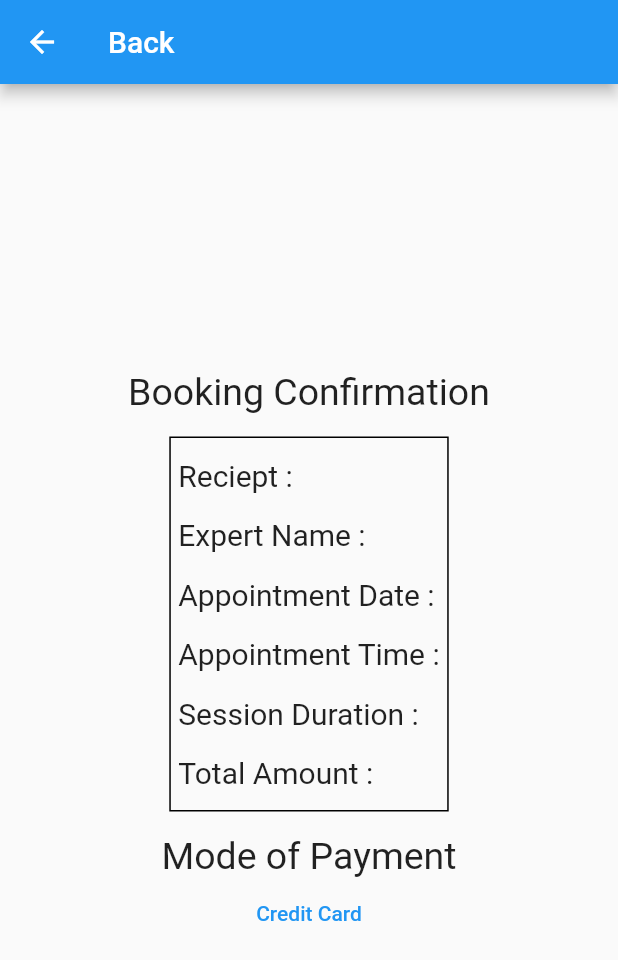
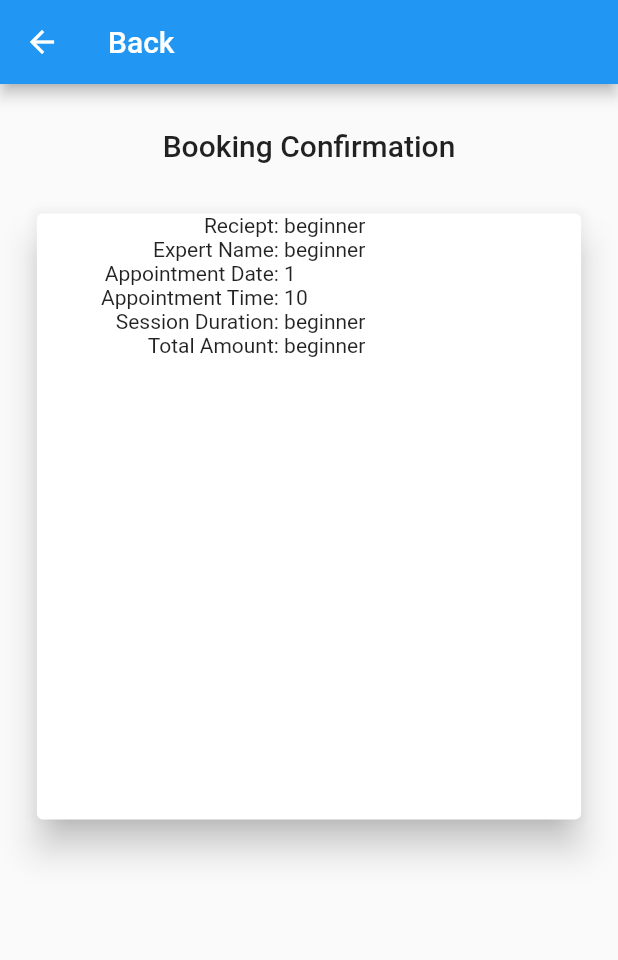
Before and after one commit to asqureshi98/FYP-2, a Flutter app: the bookingConfirmation screen opened directly, on a phone screen of 412 x 824 dp. Shown: the top 960 px of the screen. Run offline on Flutter 3.47's test engine with Material 2 defaults, Android fonts, the phone set to English and light mode, and no system bars; network calls fail.

Commit message:
New screens made

```diff
--- a/lib/booking_confirmation.dart
+++ b/lib/booking_confirmation.dart
@@ -1,58 +1,131 @@
 import 'package:flutter/material.dart';
 import 'package:fyp/payment_confirmed.dart';
 
+class bookingConfirmation extends StatelessWidget {
+  //const bookingConfirmation({Key? key}) : super(key: key);
 
+  Widget builderRow(
+    String fieldName,
+    String variable,
+    MediaQueryData mq,
+  ) {
+    return Row(
+      //mainAxisAlignment: MainAxisAlignment.end,
+      children: <Widget>[
+        Container(
+          width: mq.size.width * 0.4,
+          alignment: Alignment.centerRight,
+          child: Text(
+            '$fieldName: ',
+          ),
+        ),
+        Container(
+          width: mq.size.width * 0.4,
+          alignment: Alignment.centerLeft,
+          child: Text(
+            variable,
+          ),
+        ),
+      ],
+    );
+  }
 
-class bookingConfirmation extends StatelessWidget {
-  const bookingConfirmation({Key? key}) : super(key: key);
+  Widget builderContainer(
+    BuildContext ctx,
+    String label,
+    double height,
+  ) {
+    return Container(
+      alignment: Alignment.center,
+      height: height,
+      child: Text(
+        label,
+        style: Theme.of(ctx).textTheme.headline6,
+      ),
+    );
+  }
 
   @override
   Widget build(BuildContext context) {
+    //final theme = Theme.of(context).textTheme.headline1;
+    final mq = MediaQuery.of(context);
+    var heightAvailable = mq.size.height;
+    var myAppBar = AppBar(
+      leading: IconButton(onPressed: () {}, icon: Icon(Icons.arrow_back)),
+      title: Text('Back'),
+    );
     return Scaffold(
-      appBar: AppBar(
-        leading: IconButton(onPressed: () {}, icon: Icon(Icons.arrow_back)),
-        title: Text('Back'),
-      ),
-      body: Center(
-        child: Column(
-          mainAxisAlignment: MainAxisAlignment.center,
-          crossAxisAlignment: CrossAxisAlignment.center,
-          children: [
-            Text(
-              'Booking Confirmation',
-              style: TextStyle(fontSize: 25),
-            ),
-            SizedBox(
-              height: 15,
-            ),
-            Container(
-              padding: EdgeInsets.all(5),
-              decoration:
-                  BoxDecoration(border: Border.all(color: Colors.black)),
-              height: 250,
-              child: Column(
-                mainAxisAlignment: MainAxisAlignment.spaceAround,
-                crossAxisAlignment: CrossAxisAlignment.start,
-                children: [
-                  Text('Reciept :', style: TextStyle(fontSize: 20)),
-                  Text('Expert Name :', style: TextStyle(fontSize: 20)),
-                  Text('Appointment Date :', style: TextStyle(fontSize: 20)),
-                  Text('Appointment Time :', style: TextStyle(fontSize: 20)),
-                  Text('Session Duration :', style: TextStyle(fontSize: 20)),
-                  Text('Total Amount :', style: TextStyle(fontSize: 20)),
-                ],
+      appBar: myAppBar,
+      body: Column(
+        children: <Widget>[
+          builderContainer(
+              context, 'Booking Confirmation', heightAvailable * 0.1),
+          Container(
+            height: heightAvailable * 0.5,
+            width: mq.size.width * 0.9,
+            child: Card(
+              elevation: 10,
+              child: Container(
+                width: double.infinity,
+                child: Column(
+                  //crossAxisAlignment: CrossAxisAlignment.center,
+                  children: <Widget>[
+                    builderRow('Reciept', 'beginner', mq),
+                    builderRow('Expert Name', 'beginner', mq),
+                    builderRow(
+                        'Appointment Date', DateTime.now().day.toString(), mq),
+                    builderRow(
+                        'Appointment Time', DateTime.now().hour.toString(), mq),
+                    builderRow('Session Duration', 'beginner', mq),
+                    builderRow('Total Amount', 'beginner', mq),
+                  ],
+                ),
               ),
             ),
-            SizedBox(
-              height: 15,
-            ),
-            modeofpayment(),
-          ],
-        ),
+          ),
+        ],
       ),
     );
   }
 }
+
+// Card(
+//         child: Column(
+//           mainAxisAlignment: MainAxisAlignment.start,
+//           crossAxisAlignment: CrossAxisAlignment.start,
+//           children: [
+//             Text(
+//               'Booking Confirmation',
+//               style: TextStyle(fontSize: 25),
+//             ),
+//             SizedBox(
+//               height: 15,
+//             ),
+//             Container(
+//               padding: EdgeInsets.all(5),
+//               decoration:
+//                   BoxDecoration(border: Border.all(color: Colors.black)),
+//               height: 250,
+//               child: Column(
+//                 mainAxisAlignment: MainAxisAlignment.spaceAround,
+//                 crossAxisAlignment: CrossAxisAlignment.start,
+//                 children: [
+//                   Text('Reciept :', style: TextStyle(fontSize: 20)),
+//                   Text('Expert Name :', style: TextStyle(fontSize: 20)),
+//                   Text('Appointment Date :', style: TextStyle(fontSize: 20)),
+//                   Text('Appointment Time :', style: TextStyle(fontSize: 20)),
+//                   Text('Session Duration :', style: TextStyle(fontSize: 20)),
+//                   Text('Total Amount :', style: TextStyle(fontSize: 20)),
+//                 ],
+//               ),
+//             ),
+//             SizedBox(
+//               height: 15,
+//             ),
+//             modeofpayment(),
+//           ],
+//         ),
+//       ),
 
 class modeofpayment extends StatelessWidget {
   const modeofpayment({Key? key}) : super(key: key);
--- a/lib/providers/Experts.dart
+++ b/lib/providers/Experts.dart
@@ -1,9 +1,26 @@
 import 'package:flutter/material.dart';
+import 'package:fyp/providers/User.dart';
 
 import './expert.dart';
 
 class Experts with ChangeNotifier {
-  List<Expert> _experts = [];
+  final List<Expert> _experts = [
+    Expert(
+        expertID: 1,
+        userID: 2,
+        userObj: User(uID: '2', role: 'client', dateOfBirth: 'farrukh'),
+        serviceID: 1),
+    Expert(
+        expertID: 2,
+        userID: 3,
+        userObj: User(uID: '3', role: 'client', dateOfBirth: 'samad'),
+        serviceID:1),
+    Expert(
+        expertID: 3,
+        userID: 4,
+        userObj: User(uID: '4', role: 'client', dateOfBirth: 'vaneeza'),
+        serviceID: 1)
+  ];
 
   List<Expert> get experts {
     return [..._experts];
--- a/lib/providers/expert.dart
+++ b/lib/providers/expert.dart
@@ -4,7 +4,7 @@ class Expert {
   final int expertID;
   //final String description;
   double rating;
-  final User userObj;
+  User userObj;
   final int userID;
   final int serviceID;
 
--- a/lib/providers/services.dart
+++ b/lib/providers/services.dart
@@ -18,6 +18,7 @@ class Services with ChangeNotifier {
     Service(Description: 'xyz', Service_Name: 'demo 1', Service_ID: '1'),
     Service(Description: 'xyz', Service_Name: 'demo 2', Service_ID: '2'),
     Service(Description: 'xyz', Service_Name: 'demo 3', Service_ID: '3'),
+    Service(Description: 'xyz', Service_Name: 'demo 4', Service_ID: '4'),
   ];
 
   List<Service> get service {
```
Also changed, not shown: lib/artistdetails.dart (added, +171 -0 lines), lib/artists.dart (+44 -11 lines), lib/bookanappointment.dart (+23 -13 lines), lib/main.dart (+21 -15 lines), lib/providers/reciept.dart (added).
